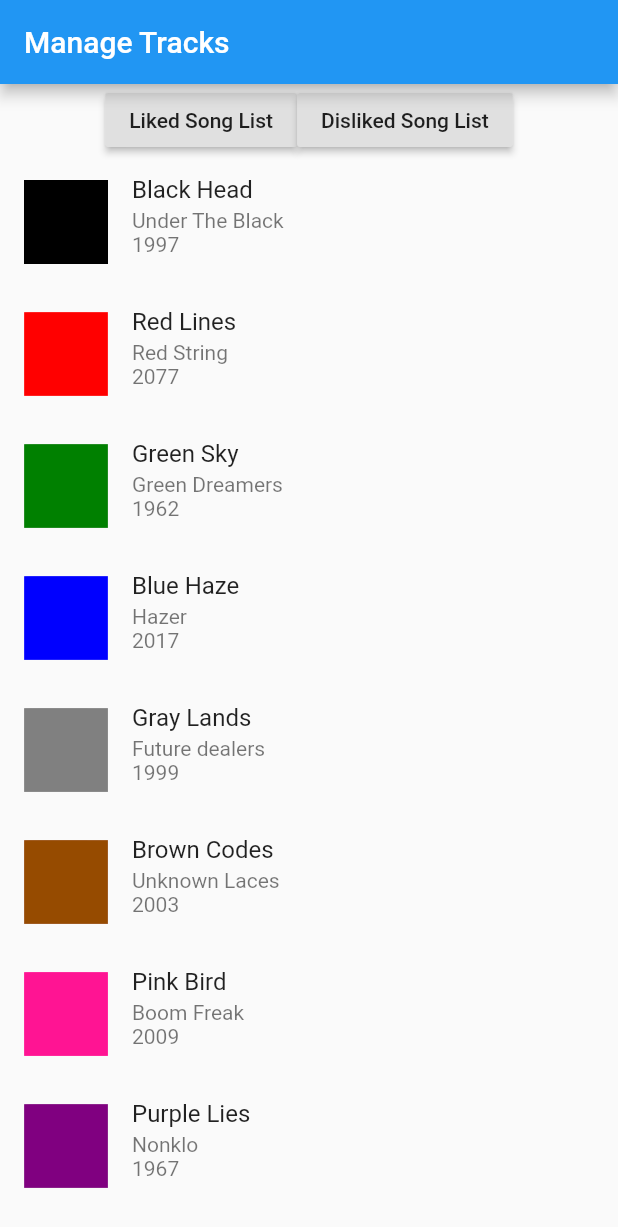
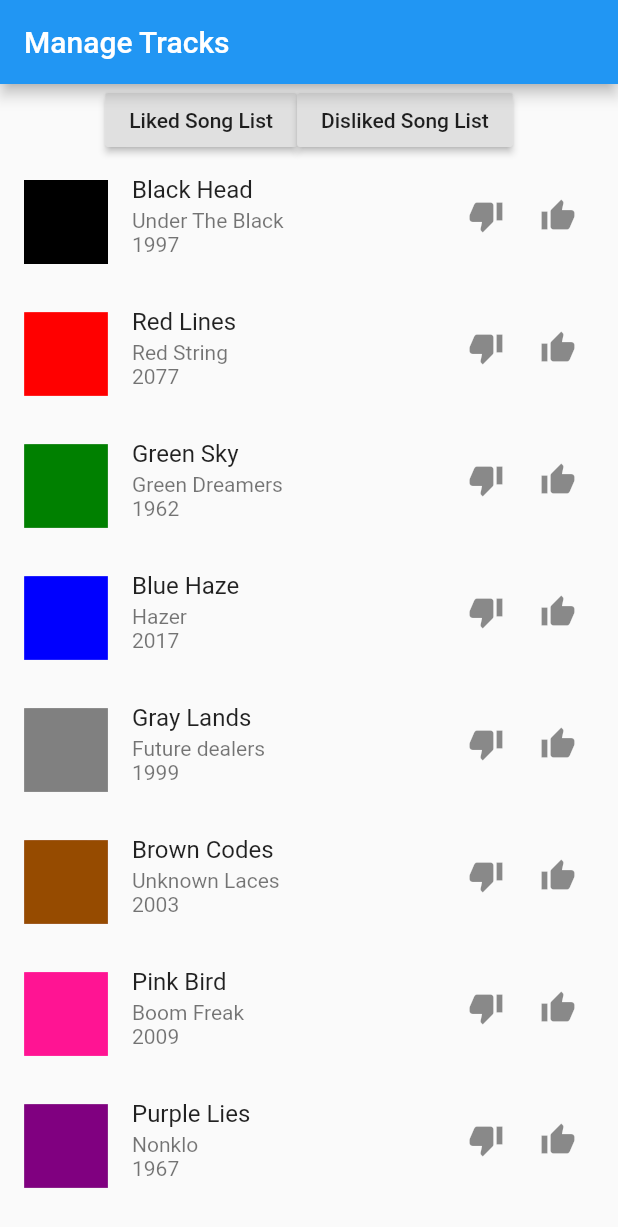
Before and after one commit to elektrikliadam/favorite_track_management, a Flutter app: the screen it shows after launch, on a phone screen of 412 x 824 dp. Shown: the top 1227 px of the screen. Run offline on Flutter 3.47's test engine with Material 2 defaults, Android fonts, the phone set to English and light mode, and no system bars; our stand-ins replace shared_preferences; accounts and stored records are empty; network calls fail; statements that could not run were skipped.

Commit message:
Added authentication and like-dislike template

```diff
--- a/lib/main.dart
+++ b/lib/main.dart
@@ -1,5 +1,11 @@
+import 'dart:convert';
+
 import 'package:flutter/material.dart';
+import 'package:shared_preferences/shared_preferences.dart';
 import 'home.dart';
+import 'package:http/http.dart' as http;
+
+import 'modules/user.dart';
 
 void main() {
   runApp(App());
--- /dev/null
+++ b/lib/modules/user.dart
@@ -0,0 +1,8 @@
+import 'package:flutter/material.dart';
+
+class User {
+  final String id;
+  final String token;
+
+  User({@required this.id, @required this.token});
+}
--- a/lib/widgets/track_tile.dart
+++ b/lib/widgets/track_tile.dart
@@ -1,4 +1,10 @@
+import 'dart:convert';
+
+import 'package:favorite_track_management/modules/user.dart';
 import 'package:flutter/material.dart';
+import 'package:http/http.dart' as http;
+
+enum Status { Liked, Disliked, Neutral }
 
 class TrackTile extends StatefulWidget {
   TrackTile({
@@ -8,6 +14,8 @@ class TrackTile extends StatefulWidget {
     @required this.band,
     @required this.year,
     @required this.image,
+    @required this.authenticatedUser,
+    this.status = Status.Neutral,
   }) : super(key: key);
 
   final String id;
@@ -15,6 +23,8 @@ class TrackTile extends StatefulWidget {
   final String band;
   final int year;
   final String image;
+  final User authenticatedUser;
+  final Status status;
 
   @override
   _TrackTileState createState() => _TrackTileState();
@@ -29,10 +39,26 @@ class _TrackTileState extends State<TrackTile> {
   @override
   Widget build(BuildContext context) {
     return ListTile(
-      leading: Image.asset("assets/images/${widget.image}"),
-      title: Text(widget.name),
-      subtitle: Text(widget.band + "\n" + widget.year.toString()),
-      isThreeLine: true,
-    );
+        leading: Image.asset("assets/images/${widget.image}"),
+        title: Text(widget.name),
+        subtitle: Text(widget.band + "\n" + widget.year.toString()),
+        isThreeLine: true,
+        trailing: Row(
+          mainAxisSize: MainAxisSize.min,
+          children: [
+            IconButton(
+                icon: Icon(
+                  Icons.thumb_down,
+                  color: widget.status == Status.Disliked ? Colors.red : null,
+                ),
+                onPressed: () {}),
+            IconButton(
+                icon: Icon(
+                  Icons.thumb_up,
+                  color: widget.status == Status.Liked ? Colors.red : null,
+                ),
+                onPressed: () {}),
+          ],
+        ));
   }
 }
--- a/pubspec.yaml
+++ b/pubspec.yaml
@@ -23,6 +23,8 @@ environment:
 dependencies:
   flutter:
     sdk: flutter
+  http: ^0.12.0+1
+  shared_preferences: ^0.4.3
 
 
   # The following adds the Cupertino Icons font to your application.
@@ -56,6 +58,7 @@ flutter:
   - assets/images/red.png
   - assets/images/yellow.png
   - assets/tracks.json
+  - api_keys.json
 
   # An image asset can refer to one or more resolution-specific "variants", see
   # https://flutter.dev/assets-and-images/#resolution-aware.
```
Also changed, not shown: lib/home.dart (+53 -1 lines), pubspec.lock, 1 other file.
